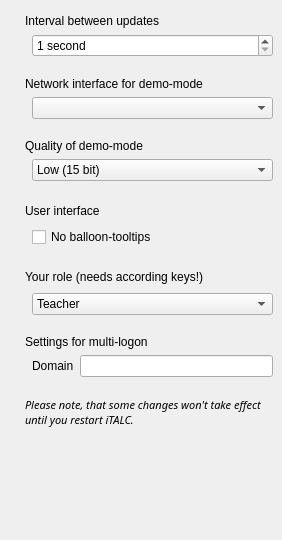
This is ima/dialogs/config.ui in veyon/veyon as Qt 5 draws it before an edit. The edited form follows.
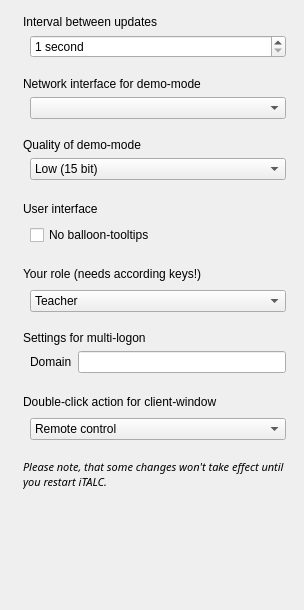
This is the edited form. Icons and pictures are not drawn.

Commit message: added setting for client-double-click-action

```diff
--- a/ima/dialogs/config.ui
+++ b/ima/dialogs/config.ui
@@ -5,17 +5,17 @@
    <rect>
     <x>0</x>
     <y>0</y>
-    <width>282</width>
-    <height>540</height>
+    <width>304</width>
+    <height>610</height>
    </rect>
   </property>
-  <widget class="QWidget" name="" >
+  <widget class="QWidget" name="layoutWidget" >
    <property name="geometry" >
     <rect>
-     <x>12</x>
-     <y>14</y>
-     <width>261</width>
-     <height>545</height>
+     <x>10</x>
+     <y>15</y>
+     <width>276</width>
+     <height>581</height>
     </rect>
    </property>
    <layout class="QVBoxLayout" >
@@ -23,7 +23,7 @@
      <number>0</number>
     </property>
     <property name="spacing" >
-     <number>20</number>
+     <number>19</number>
     </property>
     <item>
      <layout class="QVBoxLayout" >
@@ -574,6 +574,105 @@
       </item>
      </layout>
     </item>
+    <item>
+     <layout class="QVBoxLayout" >
+      <property name="margin" >
+       <number>0</number>
+      </property>
+      <property name="spacing" >
+       <number>6</number>
+      </property>
+      <item>
+       <layout class="QHBoxLayout" >
+        <property name="margin" >
+         <number>0</number>
+        </property>
+        <property name="spacing" >
+         <number>6</number>
+        </property>
+        <item>
+         <widget class="QLabel" name="label_16" >
+          <property name="pixmap" >
+           <pixmap resource="../italc.qrc" >:/resources/thinclient.png</pixmap>
+          </property>
+         </widget>
+        </item>
+        <item>
+         <widget class="QLabel" name="label_17" >
+          <property name="text" >
+           <string>Double-click action for client-window</string>
+          </property>
+         </widget>
+        </item>
+        <item>
+         <spacer>
+          <property name="orientation" >
+           <enum>Qt::Horizontal</enum>
+          </property>
+          <property name="sizeHint" >
+           <size>
+            <width>10</width>
+            <height>20</height>
+           </size>
+          </property>
+         </spacer>
+        </item>
+       </layout>
+      </item>
+      <item>
+       <layout class="QHBoxLayout" >
+        <property name="margin" >
+         <number>0</number>
+        </property>
+        <property name="spacing" >
+         <number>6</number>
+        </property>
+        <item>
+         <spacer>
+          <property name="orientation" >
+           <enum>Qt::Horizontal</enum>
+          </property>
+          <property name="sizeType" >
+           <enum>QSizePolicy::Fixed</enum>
+          </property>
+          <property name="sizeHint" >
+           <size>
+            <width>20</width>
+            <height>1</height>
+           </size>
+          </property>
+         </spacer>
+        </item>
+        <item>
+         <widget class="QComboBox" name="clientDoubleClickActionCB" >
+          <property name="whatsThis" >
+           <string>&lt;html>&lt;head>&lt;meta name="qrichtext" content="1" />&lt;style type="text/css">
+p, li { white-space: pre-wrap; }
+&lt;/style>&lt;/head>&lt;body style=" font-family:'Sans Serif'; font-size:9pt; font-weight:400; font-style:normal; text-decoration:none;">
+&lt;p style=" margin-top:0px; margin-bottom:0px; margin-left:0px; margin-right:0px; -qt-block-indent:0; text-indent:0px;">Here you can set what should happen if you double-click a client-window.&lt;/p>&lt;/body>&lt;/html></string>
+          </property>
+          <item>
+           <property name="text" >
+            <string>Remote control</string>
+           </property>
+           <property name="icon" >
+            <iconset resource="../italc.qrc" >:/resources/remote_control.png</iconset>
+           </property>
+          </item>
+          <item>
+           <property name="text" >
+            <string>View live in fullscreen</string>
+           </property>
+           <property name="icon" >
+            <iconset resource="../italc.qrc" >:/resources/viewmag.png</iconset>
+           </property>
+          </item>
+         </widget>
+        </item>
+       </layout>
+      </item>
+     </layout>
+    </item>
     <item>
      <layout class="QHBoxLayout" >
       <property name="margin" >
```
The commit also changes 5 other files.
